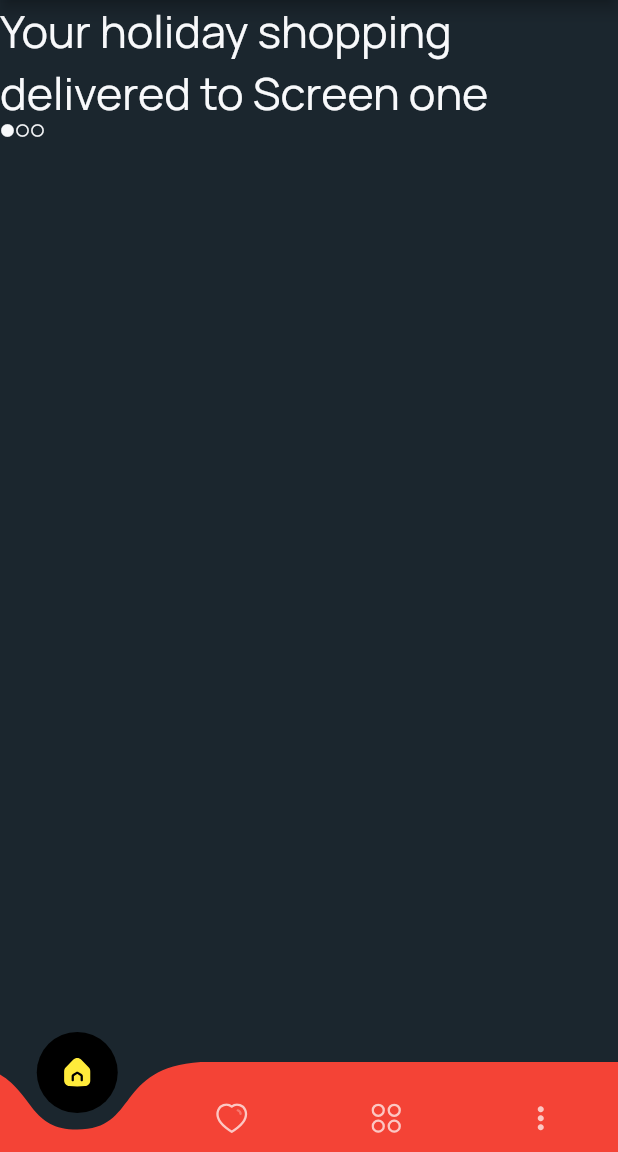
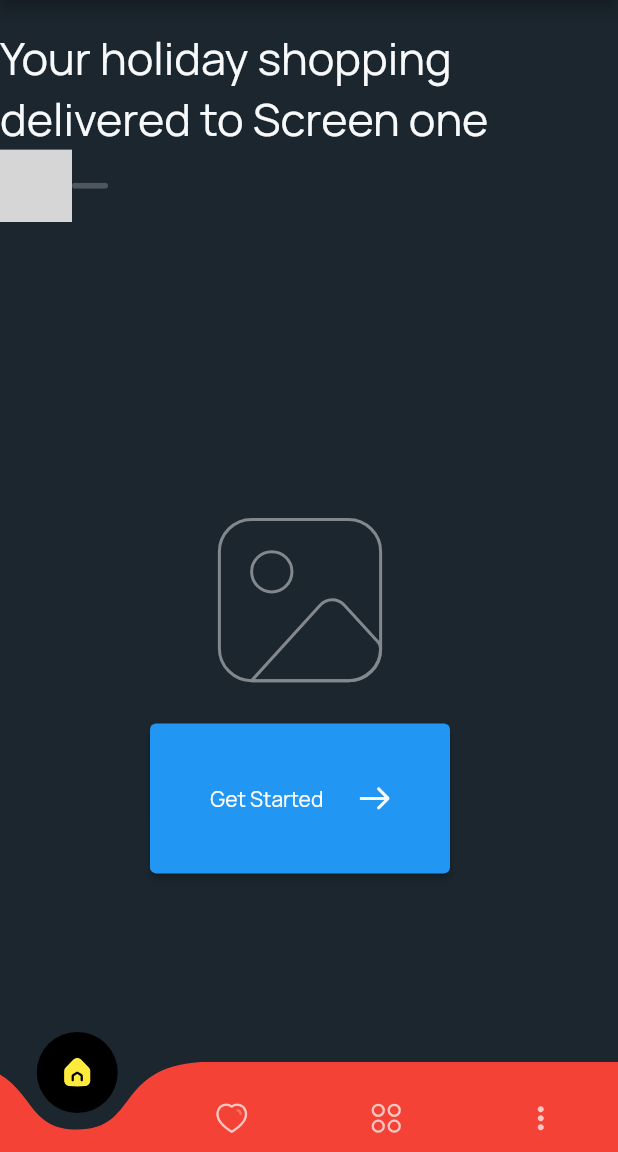
Before and after one commit to zubairkhan1234/flutter_Assignment, a Flutter app: the screen it shows after launch, on a phone screen of 412 x 824 dp, the part 84-1236 px from its top. Run offline on Flutter 3.47's test engine with Material 2 defaults, Android fonts, the phone set to English and light mode, and no system bars; drawn by our look-alikes of curved_navigation_bar; our stand-ins replace flutter_svg; grey boxes are pictures that could not be loaded.

Commit message:
working for onboarding screen

```diff
--- a/lib/figmaAssignment01/_app.dart
+++ b/lib/figmaAssignment01/_app.dart
@@ -8,6 +8,8 @@ class MyApp extends StatefulWidget {
   @override
   State<MyApp> createState() => _MyAppState();
 }
+
+
 
 class _MyAppState extends State<MyApp> {
   @override
--- a/lib/figmaAssignment01/_my_home_page.dart
+++ b/lib/figmaAssignment01/_my_home_page.dart
@@ -17,6 +17,8 @@ class _State extends State<MyHomePage> {
     Text('fist4')
   ];
   int screensIndex = 0;
+
+
 
   ontapChangeScreen(index){
     print(index);
--- a/lib/figmaAssignment01/constants/_svg_icons.dart
+++ b/lib/figmaAssignment01/constants/_svg_icons.dart
@@ -3,5 +3,8 @@ class SvgIcons {
   static String category = "assets/svgIcons/category.svg";
   static String heart = "assets/svgIcons/Heart.svg";
   static String home = 'assets/svgIcons/home.svg';
-  static String arrowRight = "assets/svgIcons/more_vertical.svg";
+  static String arrowRight = "assets/svgIcons/arrowRight.svg";
+  static String dashLarge = "assets/svgIcons/dashLarge.svg";
+  static String dashSmall = "assets/svgIcons/dashSmall.svg";
+  static String imageFallBack = "assets/svgIcons/imageFallback.svg";
 }
--- a/lib/figmaAssignment01/screens/onboarding/_onBoarding.dart
+++ b/lib/figmaAssignment01/screens/onboarding/_onBoarding.dart
@@ -1,4 +1,6 @@
 import 'package:flutter/material.dart';
+import 'package:flutter_svg/flutter_svg.dart';
+import 'package:flutterassignment/figmaAssignment01/constants/_svg_icons.dart';
 import 'package:flutterassignment/figmaAssignment01/styles/_colors.dart';
 
 class Onboarding extends StatefulWidget {
@@ -17,7 +19,16 @@ class _OnboardingState extends State<Onboarding> {
   Widget build(BuildContext context) {
     return Scaffold(
         backgroundColor: Color(GlobalColors.blackDark),
-        body: PageView(
+        body: SizedBox(
+          width: 400,
+          height: 600,
+          child: Column(
+            mainAxisAlignment: MainAxisAlignment.spaceEvenly,
+            children: [
+              SizedBox(
+                width: double.infinity,
+                height: 300,
+                child: PageView(
                   children: [
                     Column(
                       children: [
@@ -29,9 +40,12 @@ class _OnboardingState extends State<Onboarding> {
                         Row(
                           mainAxisAlignment: MainAxisAlignment.start,
                           children: [
-                    currentIndex == 0 ? Icon(Icons.circle, size: 10, color: Color(GlobalColors.white)): Icon(Icons.circle_outlined, size: 10, color: Color(GlobalColors.white)),
-                    Icon(Icons.circle_outlined, size: 10, color: Color(GlobalColors.white)),
-                    Icon(Icons.circle_outlined, size: 10, color: Color(GlobalColors.white))
+                            currentIndex == 0
+                                ? SvgPicture.asset(
+                                    SvgIcons.dashLarge,
+                                  )
+                                : SvgPicture.asset(SvgIcons.dashSmall),
+                            SvgPicture.asset(SvgIcons.dashSmall)
                           ],
                         )
                       ],
@@ -46,28 +60,10 @@ class _OnboardingState extends State<Onboarding> {
                         Row(
                           mainAxisAlignment: MainAxisAlignment.start,
                           children: [
-                    Icon(Icons.circle_outlined, size: 10, color: Color(GlobalColors.white)),
-                    currentIndex == 1 ? Icon(Icons.circle, size: 10, color: Color(GlobalColors.white)): Icon(Icons.circle_outlined, size: 10, color: Color(GlobalColors.white)),
-                    Icon(Icons.circle_outlined, size: 10, color: Color(GlobalColors.white))
-                  ],
-                )
-              ],
-            ),
-            Column(
-              children: [
-                Text("Your holiday shopping delivered to Screen one",
-                    style: TextStyle(
-                        fontSize: 30,
-                        fontWeight: FontWeight.w700,
-                        color: Color(GlobalColors.white),
-                        fontFamily: 'Raleway')),
-                Row(
-                  mainAxisAlignment: MainAxisAlignment.start,
-                  children: [
-                    Icon(Icons.circle_outlined, size: 10, color: Color(GlobalColors.white)),
-                    Icon(Icons.circle_outlined, size: 10, color: Color(GlobalColors.white)),
-                    currentIndex == 2 ? Icon(Icons.circle, size: 10, color: Color(GlobalColors.white)): Icon(Icons.circle_outlined, size: 10, color: Color(GlobalColors.white)),
-
+                            SvgPicture.asset(SvgIcons.dashSmall),
+                            currentIndex == 1
+                                ? SvgPicture.asset(SvgIcons.dashLarge)
+                                : SvgPicture.asset(SvgIcons.dashSmall),
                           ],
                         )
                       ],
@@ -78,6 +74,27 @@ class _OnboardingState extends State<Onboarding> {
                       currentIndex = index;
                     });
                   },
+                ),
+              ),
+              SvgPicture.asset(SvgIcons.imageFallBack),
+              SizedBox(
+                width: 200,
+                height: 100,
+                child: ElevatedButton(
+                    onPressed: () => print("clicked"),
+                    child: Row(
+                      mainAxisAlignment: MainAxisAlignment.spaceEvenly,
+                      children: [
+                        Text("Get Started"),
+                        SvgPicture.asset(SvgIcons.arrowRight, color: Color(GlobalColors.white),)
+
+                      ],
+                    )),
+              )
+
+                ],
+
+          ),
         ));
   }
 }
```
Also changed, not shown: assets/svgIcons/dashLarg.svg (added), assets/svgIcons/dashSmall.svg (added), assets/svgIcons/imageFallback.svg (added). Lines whose indentation alone changed are shown as unchanged.
